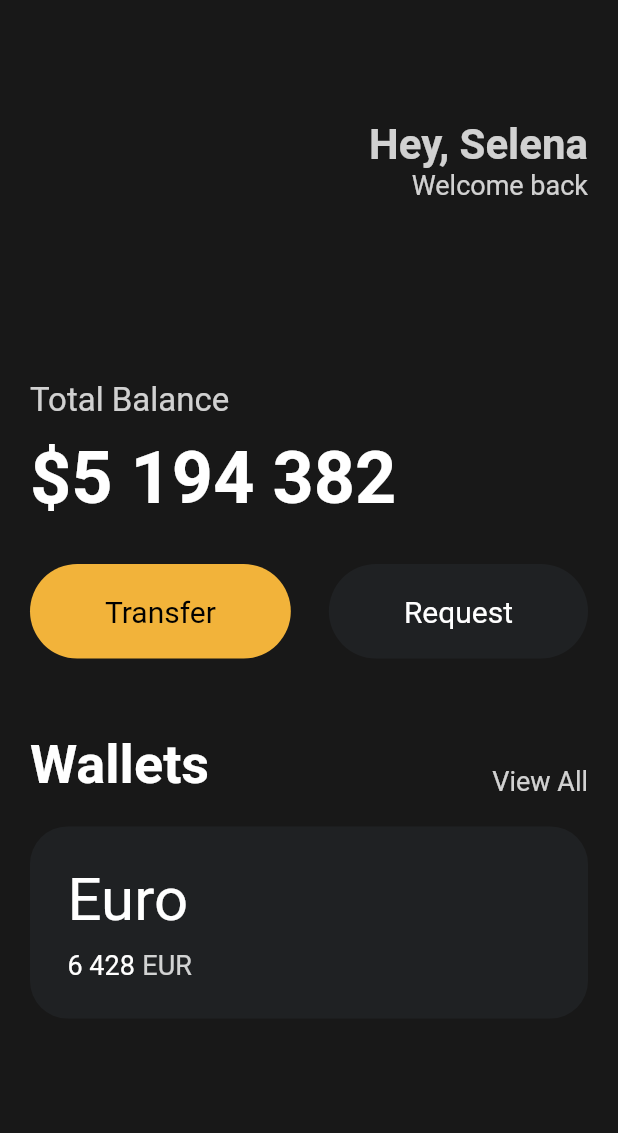
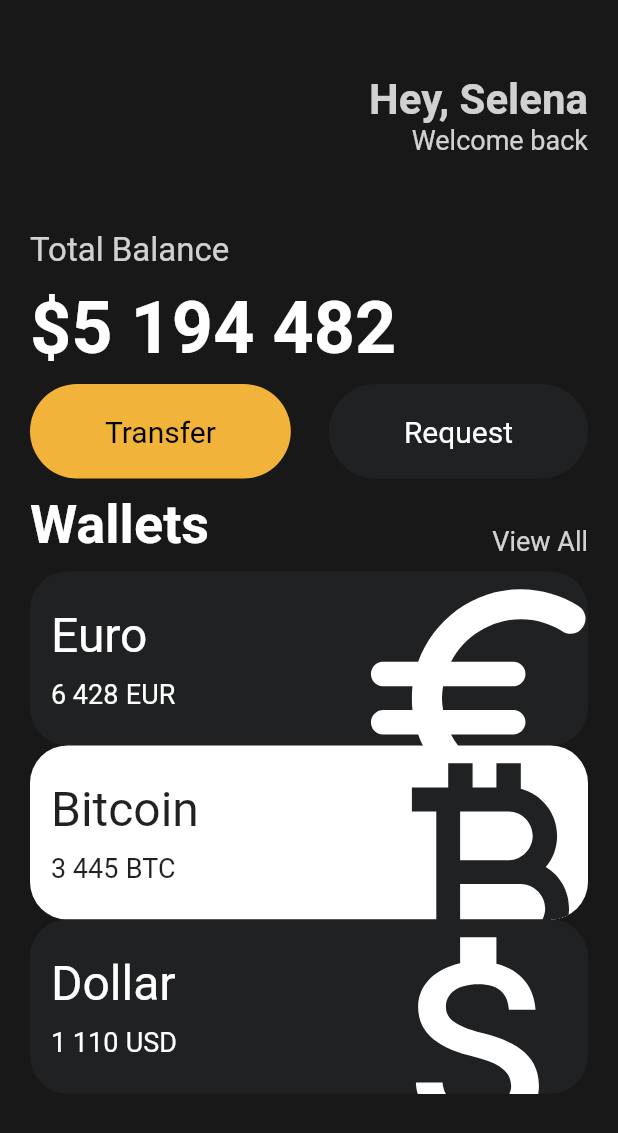
Before and after one commit to a17876/wallet_flutter, a Flutter app: the screen it shows after launch, on a phone screen of 412 x 824 dp. Shown: the top 1133 px of the screen. Run offline on Flutter 3.47's test engine with Material 2 defaults, Android fonts, the phone set to English and light mode, and no system bars.

Commit message:
add currency_card component and currency icon

```diff
--- a/lib/main.dart
+++ b/lib/main.dart
@@ -1,4 +1,5 @@
 import 'package:flutter/material.dart';
+import 'package:wallet_flutter/widgets/currency_card.dart';
 import 'widgets/button.dart';
 
 void main() {
@@ -21,7 +22,7 @@ class App extends StatelessWidget {
           crossAxisAlignment: CrossAxisAlignment.start,
           children: [
             const SizedBox(
-              height: 80,
+              height: 50, //50
             ),
             Row(
               mainAxisAlignment: MainAxisAlignment.end,
@@ -49,7 +50,7 @@ class App extends StatelessWidget {
               ],
             ),
             const SizedBox(
-              height: 120,
+              height: 50, // 120
             ),
             Text(
               'Total Balance',
@@ -62,7 +63,7 @@ class App extends StatelessWidget {
               height: 10,
             ),
             const Text(
-              '\$5 194 382',
+              '\$5 194 482',
               style: TextStyle(
                 fontWeight: FontWeight.bold,
                 color: Colors.white,
@@ -70,7 +71,7 @@ class App extends StatelessWidget {
               ),
             ),
             const SizedBox(
-              height: 30,
+              height: 10, //30
             ),
             const Row(
               mainAxisAlignment: MainAxisAlignment.spaceBetween,
@@ -86,7 +87,7 @@ class App extends StatelessWidget {
               ],
             ),
             const SizedBox(
-              height: 50,
+              height: 10, //50
             ),
             Row(
               crossAxisAlignment: CrossAxisAlignment.end,
@@ -110,52 +111,28 @@ class App extends StatelessWidget {
               ],
             ),
             const SizedBox(
-              height: 20,
+              height: 10, //20
             ),
-            Container(
-              decoration: BoxDecoration(
-                color: const Color(0xFF1F2123),
-                borderRadius: BorderRadius.circular(25),
-              ),
-              child: Padding(
-                padding: const EdgeInsets.all(25),
-                child: Row(
-                  children: [
-                    Column(
-                      crossAxisAlignment: CrossAxisAlignment.start,
-                      children: [
-                        const Text('Euro',
-                            style: TextStyle(
-                              color: Colors.white,
-                              fontSize: 40,
-                            )),
-                        const SizedBox(
-                          height: 10,
-                        ),
-                        Row(
-                          children: [
-                            const Text(
-                              '6 428',
-                              style: TextStyle(
-                                color: Colors.white,
-                                fontSize: 18,
-                              ),
-                            ),
-                            const SizedBox(
-                              width: 5,
-                            ),
-                            Text('EUR',
-                                style: TextStyle(
-                                  color: Colors.white.withOpacity(0.8),
-                                  fontSize: 18,
-                                )),
-                          ],
-                        ),
-                      ],
-                    ),
-                  ],
-                ),
-              ),
+            const CurrencyCard(
+              name: "Euro",
+              code: 'EUR',
+              amount: "6 428",
+              icon: Icons.euro_rounded,
+              isInverted: false,
+            ),
+            const CurrencyCard(
+              name: "Bitcoin",
+              code: 'BTC',
+              amount: "3 445",
+              icon: Icons.currency_bitcoin,
+              isInverted: true,
+            ),
+            const CurrencyCard(
+              name: "Dollar",
+              code: 'USD',
+              amount: "1 110",
+              icon: Icons.attach_money_outlined,
+              isInverted: false,
             ),
           ],
         ),
--- /dev/null
+++ b/lib/widgets/currency_card.dart
@@ -0,0 +1,78 @@
+import 'package:flutter/material.dart';
+
+class CurrencyCard extends StatelessWidget {
+  const CurrencyCard({
+    super.key,
+    required this.name,
+    required this.code,
+    required this.amount,
+    required this.icon,
+    required this.isInverted,
+  });
+  final String name, code, amount;
+  final IconData icon;
+  final bool isInverted;
+  final _blackColor = const Color(0xFF1F2123);
+
+  @override
+  Widget build(BuildContext context) {
+    return Container(
+      clipBehavior: Clip.hardEdge,
+      decoration: BoxDecoration(
+        color: isInverted ? Colors.white : _blackColor,
+        borderRadius: BorderRadius.circular(25),
+      ),
+      child: Padding(
+        padding: const EdgeInsets.all(14),
+        child: Row(
+          mainAxisAlignment: MainAxisAlignment.spaceBetween,
+          children: [
+            Column(
+              crossAxisAlignment: CrossAxisAlignment.start,
+              children: [
+                Text(name,
+                    style: TextStyle(
+                      color: isInverted ? _blackColor : Colors.white,
+                      fontSize: 32,
+                    )),
+                const SizedBox(
+                  height: 10,
+                ),
+                Row(
+                  children: [
+                    Text(
+                      amount,
+                      style: TextStyle(
+                        color: isInverted ? _blackColor : Colors.white,
+                        fontSize: 18,
+                      ),
+                    ),
+                    const SizedBox(
+                      width: 5,
+                    ),
+                    Text(code,
+                        style: TextStyle(
+                          color: isInverted ? _blackColor : Colors.white,
+                          fontSize: 18,
+                        )),
+                  ],
+                ),
+              ],
+            ),
+            Transform.scale(
+              scale: 2.2,
+              child: Transform.translate(
+                offset: const Offset(-5, 12),
+                child: Icon(
+                  icon,
+                  color: isInverted ? _blackColor : Colors.white,
+                  size: 88,
+                ),
+              ),
+            ),
+          ],
+        ),
+      ),
+    );
+  }
+}
```
